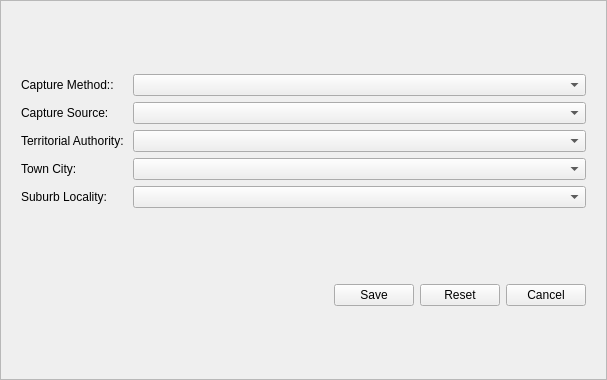
This is buildings/gui/new_outline_bulk.ui in linz/nz-buildings as Qt 5 draws it before an edit. The edited form follows.
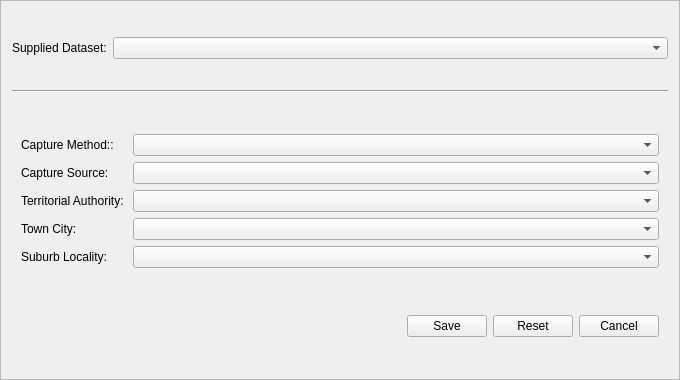
This is the edited form.

Diff of the .ui file:
```diff
--- a/buildings/gui/new_outline_bulk.ui
+++ b/buildings/gui/new_outline_bulk.ui
@@ -20,79 +20,79 @@
    <enum>QFrame::Raised</enum>
   </property>
   <layout class="QFormLayout" name="formLayout_2">
-   <item row="0" column="0">
-    <spacer name="verticalSpacer_2">
-     <property name="orientation">
-      <enum>Qt::Vertical</enum>
-     </property>
-     <property name="sizeHint" stdset="0">
-      <size>
-       <width>20</width>
-       <height>37</height>
-      </size>
-     </property>
-    </spacer>
-   </item>
-   <item row="1" column="0" colspan="2">
+   <item row="5" column="0" colspan="2">
     <widget class="QWidget" name="widget_2" native="true">
      <layout class="QFormLayout" name="formLayout">
       <property name="fieldGrowthPolicy">
        <enum>QFormLayout::AllNonFixedFieldsGrow</enum>
       </property>
-      <item row="0" column="0">
+      <item row="1" column="0">
        <widget class="QLabel" name="l_capture_method">
         <property name="text">
          <string>Capture Method::</string>
         </property>
        </widget>
       </item>
-      <item row="0" column="1">
+      <item row="1" column="1">
        <widget class="QComboBox" name="cmb_capture_method"/>
       </item>
-      <item row="1" column="0">
+      <item row="2" column="0">
        <widget class="QLabel" name="l_capture_source">
         <property name="text">
          <string>Capture Source:</string>
         </property>
        </widget>
       </item>
-      <item row="1" column="1">
+      <item row="2" column="1">
        <widget class="QComboBox" name="cmb_capture_source"/>
       </item>
-      <item row="2" column="0">
+      <item row="3" column="0">
        <widget class="QLabel" name="lb_ta">
         <property name="text">
          <string>Territorial Authority: </string>
         </property>
        </widget>
       </item>
-      <item row="2" column="1">
+      <item row="3" column="1">
        <widget class="QComboBox" name="cmb_ta"/>
       </item>
-      <item row="3" column="0">
+      <item row="4" column="0">
        <widget class="QLabel" name="lb_town">
         <property name="text">
          <string>Town City:</string>
         </property>
        </widget>
       </item>
-      <item row="3" column="1">
+      <item row="4" column="1">
        <widget class="QComboBox" name="cmb_town"/>
       </item>
-      <item row="4" column="0">
+      <item row="5" column="0">
        <widget class="QLabel" name="lb_suburb">
         <property name="text">
          <string>Suburb Locality:</string>
         </property>
        </widget>
       </item>
-      <item row="4" column="1">
+      <item row="5" column="1">
        <widget class="QComboBox" name="cmb_suburb"/>
       </item>
+      <item row="0" column="1">
+       <spacer name="verticalSpacer_5">
+        <property name="orientation">
+         <enum>Qt::Vertical</enum>
+        </property>
+        <property name="sizeHint" stdset="0">
+         <size>
+          <width>20</width>
+          <height>40</height>
+         </size>
+        </property>
+       </spacer>
+      </item>
      </layout>
     </widget>
    </item>
-   <item row="2" column="1">
+   <item row="6" column="1">
     <spacer name="verticalSpacer">
      <property name="orientation">
       <enum>Qt::Vertical</enum>
@@ -105,7 +105,7 @@
      </property>
     </spacer>
    </item>
-   <item row="3" column="1">
+   <item row="7" column="1">
     <widget class="QWidget" name="widget" native="true">
      <layout class="QHBoxLayout" name="horizontalLayout">
       <item>
@@ -167,7 +167,7 @@
      <zorder>horizontalSpacer</zorder>
     </widget>
    </item>
-   <item row="4" column="1">
+   <item row="8" column="1">
     <spacer name="verticalSpacer_3">
      <property name="orientation">
       <enum>Qt::Vertical</enum>
@@ -180,6 +180,54 @@
      </property>
     </spacer>
    </item>
+   <item row="2" column="1">
+    <widget class="QComboBox" name="cmb_supplied_dataset"/>
+   </item>
+   <item row="2" column="0">
+    <widget class="QLabel" name="l_supplied_dataset">
+     <property name="text">
+      <string>Supplied Dataset:</string>
+     </property>
+    </widget>
+   </item>
+   <item row="4" column="0" colspan="2">
+    <widget class="Line" name="line">
+     <property name="font">
+      <font>
+       <pointsize>21</pointsize>
+      </font>
+     </property>
+     <property name="orientation">
+      <enum>Qt::Horizontal</enum>
+     </property>
+    </widget>
+   </item>
+   <item row="0" column="1">
+    <spacer name="verticalSpacer_2">
+     <property name="orientation">
+      <enum>Qt::Vertical</enum>
+     </property>
+     <property name="sizeHint" stdset="0">
+      <size>
+       <width>20</width>
+       <height>40</height>
+      </size>
+     </property>
+    </spacer>
+   </item>
+   <item row="3" column="1">
+    <spacer name="verticalSpacer_4">
+     <property name="orientation">
+      <enum>Qt::Vertical</enum>
+     </property>
+     <property name="sizeHint" stdset="0">
+      <size>
+       <width>20</width>
+       <height>40</height>
+      </size>
+     </property>
+    </spacer>
+   </item>
   </layout>
  </widget>
  <resources/>
```
